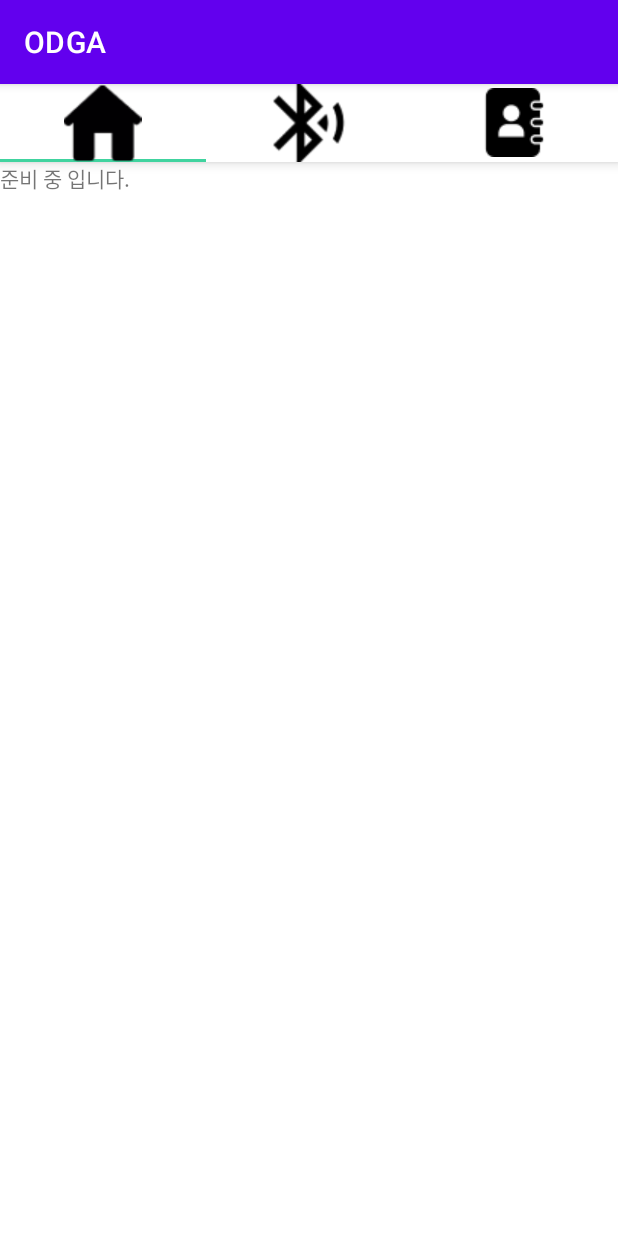
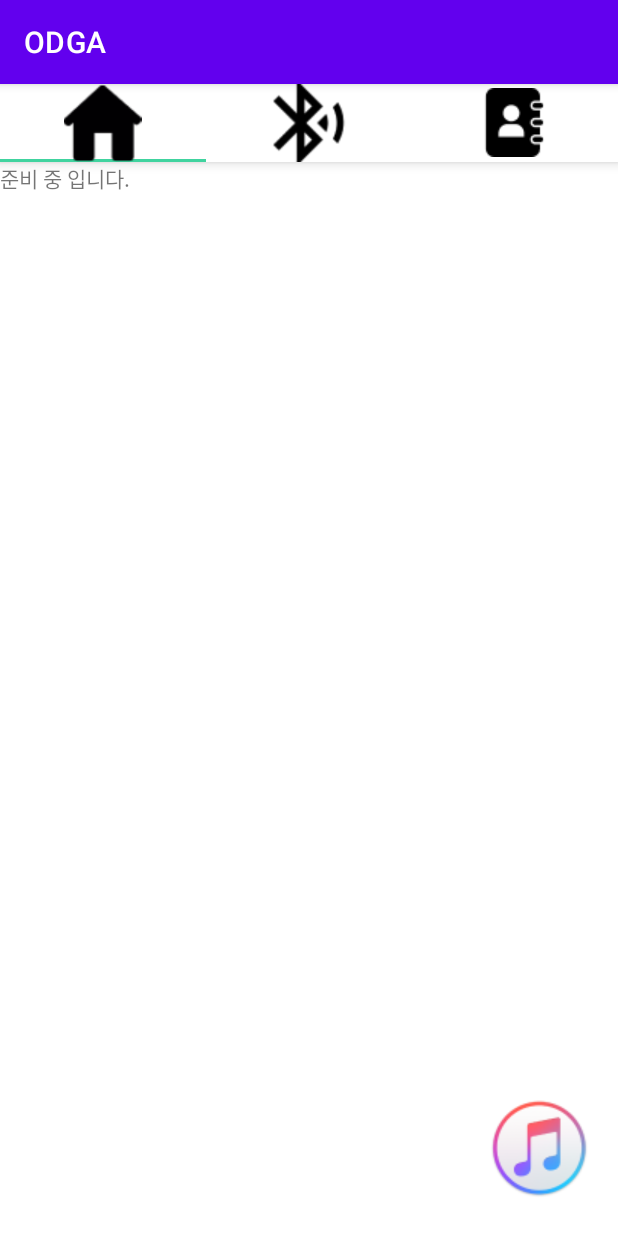
Before and after one commit to bsljm2002/ODGA_TEAM, an Android app: the screen it shows after launch (MainActivity), on a phone screen of 412 x 824 dp. Run offline under Robolectric (Android 15) with nearby library versions, the light colour scheme and no system bars.

Commit message:
Create Home View UI
blank navigation view and add Muxic btn

```diff
--- a/app/src/main/java/com/jongmyeong/odga/HomeFragment.kt
+++ b/app/src/main/java/com/jongmyeong/odga/HomeFragment.kt
@@ -1,59 +1,45 @@
 package com.jongmyeong.odga
 
+import android.content.Intent
 import android.os.Bundle
 import androidx.fragment.app.Fragment
 import android.view.LayoutInflater
 import android.view.View
 import android.view.ViewGroup
+import android.widget.ImageButton
+import android.widget.Toast
 
-// TODO: Rename parameter arguments, choose names that match
-// the fragment initialization parameters, e.g. ARG_ITEM_NUMBER
-private const val ARG_PARAM1 = "param1"
-private const val ARG_PARAM2 = "param2"
 
-/**
- * A simple [Fragment] subclass.
- * Use the [HomeFragment.newInstance] factory method to
- * create an instance of this fragment.
- */
 class HomeFragment : Fragment() {
-    // TODO: Rename and change types of parameters
-    private var param1: String? = null
-    private var param2: String? = null
 
     override fun onCreate(savedInstanceState: Bundle?) {
         super.onCreate(savedInstanceState)
-        arguments?.let {
-            param1 = it.getString(ARG_PARAM1)
-            param2 = it.getString(ARG_PARAM2)
-        }
+
     }
 
     override fun onCreateView(
         inflater: LayoutInflater, container: ViewGroup?,
         savedInstanceState: Bundle?
     ): View? {
-        // Inflate the layout for this fragment
-        return inflater.inflate(R.layout.fragment_home, container, false)
-    }
+        val view : View = inflater.inflate(R.layout.fragment_home, container, false)
 
-    companion object {
-        /**
-         * Use this factory method to create a new instance of
-         * this fragment using the provided parameters.
-         *
-         * @param param1 Parameter 1.
-         * @param param2 Parameter 2.
-         * @return A new instance of fragment HomeFragment.
-         */
-        // TODO: Rename and change types and number of parameters
-        @JvmStatic
-        fun newInstance(param1: String, param2: String) =
-            HomeFragment().apply {
-                arguments = Bundle().apply {
-                    putString(ARG_PARAM1, param1)
-                    putString(ARG_PARAM2, param2)
-                }
+        val btnMusic : ImageButton = view.findViewById(R.id.btnMusic)
+
+        btnMusic.setOnClickListener(object :View.OnClickListener {
+            override fun onClick(v: View?) {
+                // 버튼 클릭시 화면 전환
+                // val intent = Intent(activity, PhoneAdd::class.java)
+                // startActivity(intent)
+                // 다른 액티비티에서 전환할 때
+                // activity?.finish()
+
+                Toast.makeText(activity,"준비 중 입니다.",Toast.LENGTH_SHORT).show()
             }
+
+
+        })
+
+
+        return view
     }
 }
--- a/app/src/main/res/layout/fragment_home.xml
+++ b/app/src/main/res/layout/fragment_home.xml
@@ -1,5 +1,6 @@
 <?xml version="1.0" encoding="utf-8"?>
-<FrameLayout xmlns:android="http://schemas.android.com/apk/res/android"
+<RelativeLayout xmlns:android="http://schemas.android.com/apk/res/android"
+    xmlns:app="http://schemas.android.com/apk/res-auto"
     xmlns:tools="http://schemas.android.com/tools"
     android:layout_width="match_parent"
     android:layout_height="match_parent"
@@ -7,8 +8,21 @@
 
 
     <TextView
+        android:id="@+id/textView"
         android:layout_width="match_parent"
         android:layout_height="match_parent"
-        android:text="준비 중 입니다." />
+        android:text="준비 중 입니다."
+         />
 
-</FrameLayout>
+    <ImageButton
+        android:id="@+id/btnMusic"
+        android:layout_width="wrap_content"
+        android:layout_height="wrap_content"
+        android:layout_alignParentEnd="true"
+        android:layout_alignParentBottom="true"
+        android:layout_marginEnd="17dp"
+        android:layout_marginBottom="23dp"
+        android:background="@android:color/transparent"
+        android:src="@drawable/musicbtn" />
+
+</RelativeLayout>
```
Also changed, not shown: app/src/main/res/drawable/musicbtn.png (added).
